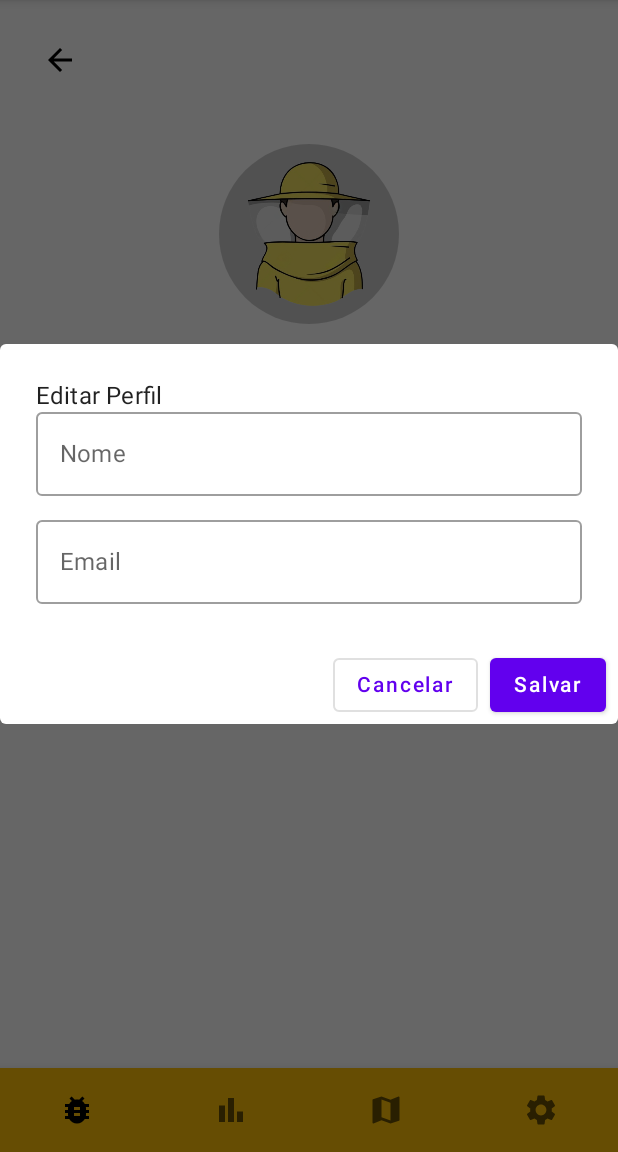
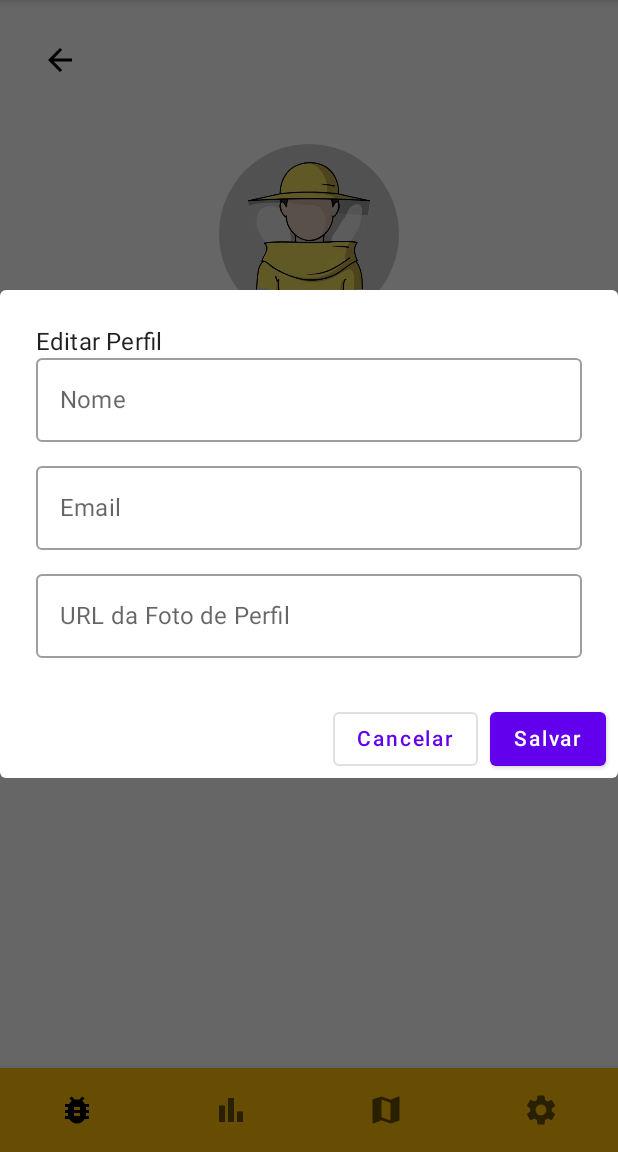
Before and after one commit to M10D12/Bee_Connect, an Android app built with Jetpack Compose: the composable ProfileScreen called with empty values, after a tap on "Editar Perfil", on a phone screen of 412 x 824 dp, the part 84-1236 px from its top. Run offline under Robolectric (Android 15) with nearby library versions, the light colour scheme and no system bars; our stand-ins replace Firebase (no records; nobody signed in at launch, a user with empty details on screens opened directly); libraries missing offline, so code that uses them is left out: org.osmdroid.config; pictures from the network do not load; 1 statement that could not run was skipped.

Commit message:
edit perfil

```diff
--- a/app/src/main/java/com/example/beeconnect/ProfileScreen.kt
+++ b/app/src/main/java/com/example/beeconnect/ProfileScreen.kt
@@ -8,7 +8,6 @@ import androidx.compose.foundation.shape.CircleShape
 import androidx.compose.material.*
 import androidx.compose.material.icons.Icons
 import androidx.compose.material.icons.automirrored.filled.ArrowBack
-import androidx.compose.material.icons.filled.ArrowBack
 import androidx.compose.material.icons.filled.Edit
 import androidx.compose.material.icons.filled.ExitToApp
 import androidx.compose.runtime.*
@@ -36,7 +35,7 @@ fun ProfileScreen(
     email: String,
     profilePicUrl: String?,
     showLogout: Boolean = true,
-    onSaveUpdatedInfo: (String, String) -> Unit
+    onSaveUpdatedInfo: (String, String, String) -> Unit
 ) {
     val context = LocalContext.current
     var showDialog by remember { mutableStateOf(false) }
@@ -45,28 +44,29 @@ fun ProfileScreen(
         EditProfileDialog(
             initialName = displayName,
             initialEmail = email,
+            initialPhoto = profilePicUrl ?: "",
             onDismiss = { showDialog = false },
-            onSave = { newName, newEmail ->
+            onSave = { newName, newEmail, newPhotoUrl ->
                 val uid = Firebase.auth.currentUser?.uid
                 val db = Firebase.firestore
 
                 if (uid != null) {
-                    db.collection("utilizadores").document(uid)
+                    db.collection("users").document(uid)
                         .update(
                             mapOf(
                                 "username" to newName,
-                                "email" to newEmail
+                                "email" to newEmail,
+                                "profilePic" to newPhotoUrl
                             )
                         )
                         .addOnSuccessListener {
                             Toast.makeText(context, "Perfil atualizado!", Toast.LENGTH_SHORT).show()
-                            onSaveUpdatedInfo(newName, newEmail) // 🔁 atualiza local
+                            onSaveUpdatedInfo(newName, newEmail, newPhotoUrl)
                         }
                         .addOnFailureListener {
                             Toast.makeText(context, "Erro ao atualizar", Toast.LENGTH_SHORT).show()
                         }
                 }
-
                 showDialog = false
             }
         )
@@ -190,9 +190,10 @@ fun RealProfileScreen(navController: NavController) {
         displayName = username,
         email = email,
         profilePicUrl = profilePicUrl,
-        onSaveUpdatedInfo = { updatedName, updatedEmail ->
+        onSaveUpdatedInfo = { updatedName, updatedEmail, updatedPhotoUrl ->
             username = updatedName
             email = updatedEmail
+            profilePicUrl = updatedPhotoUrl
         }
     )
 }
@@ -201,11 +202,13 @@ fun RealProfileScreen(navController: NavController) {
 fun EditProfileDialog(
     initialName: String,
     initialEmail: String,
+    initialPhoto: String,
     onDismiss: () -> Unit,
-    onSave: (String, String) -> Unit
+    onSave: (String, String, String) -> Unit
 ) {
     var newName by remember { mutableStateOf(initialName) }
     var newEmail by remember { mutableStateOf(initialEmail) }
+    var newPhotoUrl by remember { mutableStateOf(initialPhoto) }
 
     AlertDialog(
         onDismissRequest = onDismiss,
@@ -225,10 +228,17 @@ fun EditProfileDialog(
                     label = { Text("Email") },
                     modifier = Modifier.fillMaxWidth()
                 )
+                Spacer(modifier = Modifier.height(8.dp))
+                OutlinedTextField(
+                    value = newPhotoUrl,
+                    onValueChange = { newPhotoUrl = it },
+                    label = { Text("URL da Foto de Perfil") },
+                    modifier = Modifier.fillMaxWidth()
+                )
             }
         },
         confirmButton = {
-            Button(onClick = { onSave(newName, newEmail) }) {
+            Button(onClick = { onSave(newName, newEmail, newPhotoUrl) }) {
                 Text("Salvar")
             }
         },
@@ -250,6 +260,6 @@ fun PreviewProfileScreen() {
         email = "maria@colmeia.com",
         profilePicUrl = "",
         showLogout = false,
-        onSaveUpdatedInfo = { _, _ -> }
+        onSaveUpdatedInfo = { _, _, _ -> }
     )
 }
```
